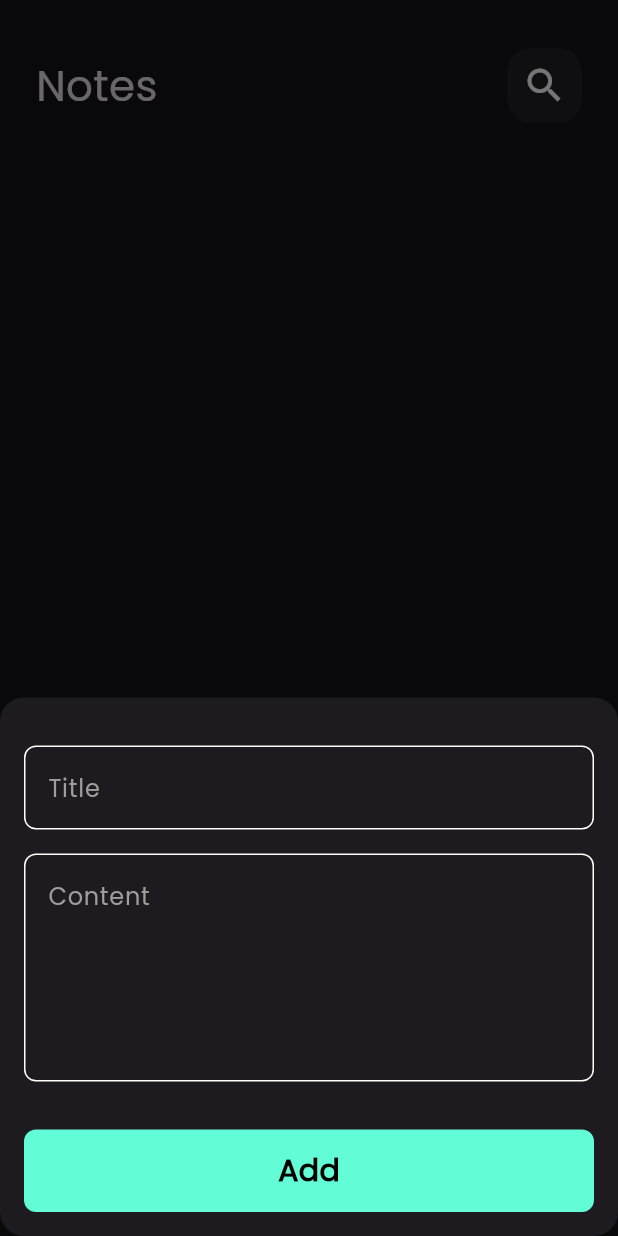
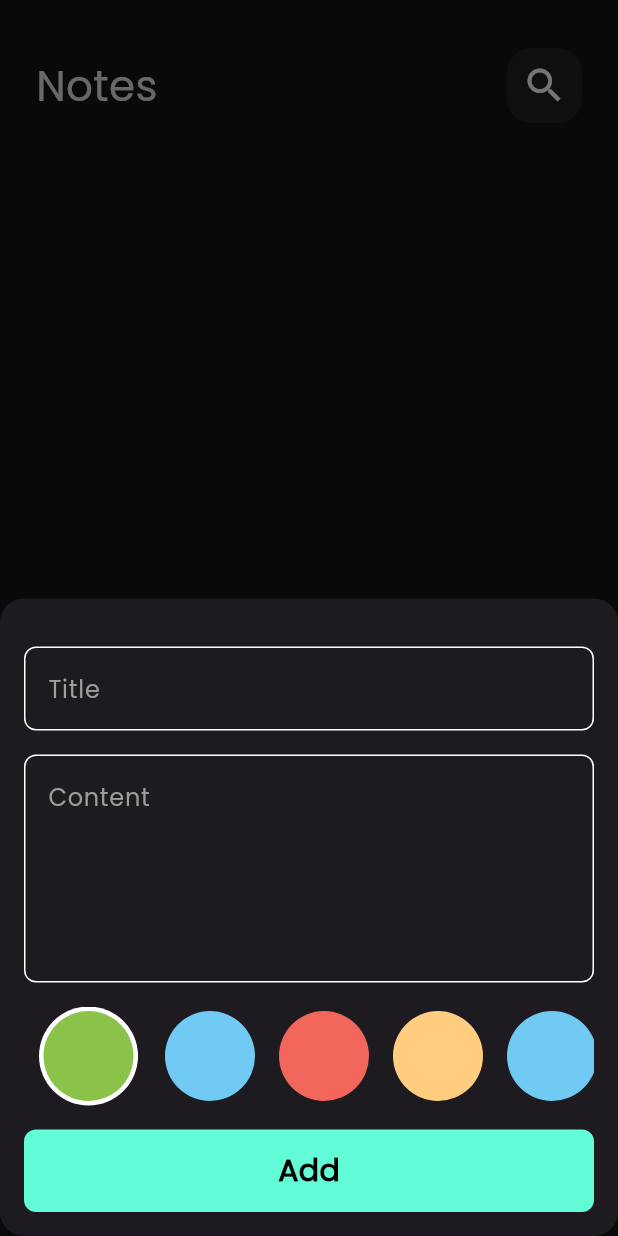
Before and after one commit to osamamorizk/notes-app, a Flutter app: the screen it shows after launch, after a tap on the "add" icon, on a phone screen of 412 x 824 dp. Run offline on Flutter 3.47's test engine with Material 3 defaults, Android fonts, the light colour scheme and no system bars; our stand-ins replace bloc, flutter_bloc, font_awesome_flutter, hive, hive_flutter; accounts and stored records are empty.

Commit message:
colors list view

```diff
--- a/lib/widgets/add_note_form.dart
+++ b/lib/widgets/add_note_form.dart
@@ -2,6 +2,7 @@
 import 'package:flutter_bloc/flutter_bloc.dart';
 import 'package:notes_application/cubits/add_note_cubit/add_note_cubit.dart';
 import 'package:notes_application/models/note_model.dart';
+import 'package:notes_application/widgets/color_list_view.dart';
 import 'package:notes_application/widgets/custom_button.dart';
 import 'package:notes_application/widgets/custom_text_field.dart';
 import 'package:intl/intl.dart';
@@ -49,7 +50,11 @@
             maxLines: 5,
           ),
           const SizedBox(
-            height: 32,
+            height: 16,
+          ),
+          ColorListView(),
+          const SizedBox(
+            height: 16,
           ),
           BlocBuilder<AddNoteCubit, AddNoteState>(
             builder: (context, state) {
--- /dev/null
+++ b/lib/widgets/color_list_view.dart
@@ -0,0 +1,70 @@
+import 'package:flutter/material.dart';
+
+class ColorItem extends StatelessWidget {
+  const ColorItem({super.key, required this.isSelected, required this.color});
+  final bool isSelected;
+  final Color color;
+
+  @override
+  Widget build(BuildContext context) {
+    return Padding(
+      padding: EdgeInsets.symmetric(horizontal: 8),
+      child: isSelected
+          ? CircleAvatar(
+              backgroundColor: Colors.white,
+              radius: 35,
+              child: CircleAvatar(
+                backgroundColor: Colors.lightGreen,
+                radius: 30,
+              ),
+            )
+          : CircleAvatar(
+              backgroundColor: color,
+              radius: 30,
+            ),
+    );
+  }
+}
+
+class ColorListView extends StatefulWidget {
+  const ColorListView({super.key});
+
+  @override
+  State<ColorListView> createState() => _ColorListViewState();
+}
+
+class _ColorListViewState extends State<ColorListView> {
+  final colors = const [
+    Color(0xffFFCC80),
+    Color.fromARGB(255, 113, 202, 243),
+    Color.fromARGB(255, 243, 102, 92),
+    Color(0xffFFCC80),
+    Color.fromARGB(255, 113, 202, 243),
+    Color.fromARGB(255, 243, 102, 92),
+    Color(0xffFFCC80),
+    Color.fromARGB(255, 113, 202, 243),
+    Color.fromARGB(255, 243, 102, 92)
+  ];
+  int currentIndex = 0;
+  @override
+  Widget build(BuildContext context) {
+    return SizedBox(
+      height: 66,
+      child: ListView.builder(
+          itemCount: colors.length,
+          scrollDirection: Axis.horizontal,
+          itemBuilder: (context, index) {
+            return GestureDetector(
+              onTap: () {
+                currentIndex = index;
+                setState(() {});
+              },
+              child: ColorItem(
+                color: colors[index],
+                isSelected: currentIndex == index,
+              ),
+            );
+          }),
+    );
+  }
+}
--- a/lib/widgets/note_listview.dart
+++ b/lib/widgets/note_listview.dart
@@ -7,17 +7,6 @@
 class NotesListView extends StatelessWidget {
   const NotesListView({super.key});
 
-  final colors = const [
-    Color(0xffFFCC80),
-    Color.fromARGB(255, 113, 202, 243),
-    Color.fromARGB(255, 243, 102, 92),
-    Color(0xffFFCC80),
-    Color.fromARGB(255, 113, 202, 243),
-    Color.fromARGB(255, 243, 102, 92),
-    Color(0xffFFCC80),
-    Color.fromARGB(255, 113, 202, 243),
-    Color.fromARGB(255, 243, 102, 92)
-  ];
   @override
   Widget build(BuildContext context) {
     return Padding(
```
